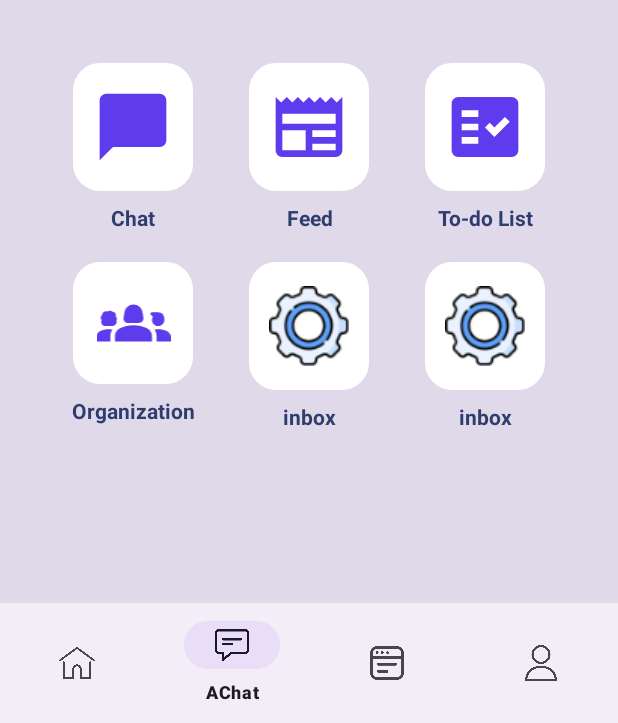
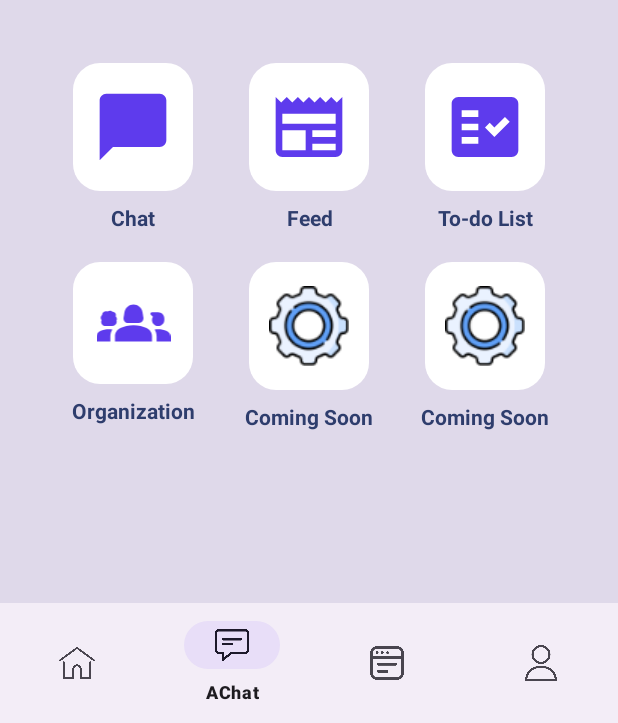
Before and after one commit to zaidanrafifsyauqi/AmazeeApp, an Android app: the fragment FragmentHome placed in its activity, on a phone screen of 412 x 824 dp, the part 513-1236 px from its top. Run offline under Robolectric (Android 15) with nearby library versions, the phone set to English and light mode, and no system bars; our stand-ins replace CircleImageView; libraries missing offline, so code that uses them is left out: com.denzcoskun.imageslider; plain views replace ImageSlider; pictures from the network do not load; 5 statements that could not run were skipped.

Commit message:
update comingsoon

```diff
--- a/app/src/main/res/layout/fragment_home.xml
+++ b/app/src/main/res/layout/fragment_home.xml
@@ -296,7 +296,7 @@
                             android:layout_width="match_parent"
                             android:layout_height="wrap_content"
                             android:layout_marginTop="8dp"
-                            android:text="inbox"
+                            android:text="Coming Soon"
                             android:textAlignment="center"
                             android:textColor="#2e3d6d"
                             android:textSize="14sp"
@@ -337,7 +337,7 @@
                             android:layout_width="match_parent"
                             android:layout_height="wrap_content"
                             android:layout_marginTop="8dp"
-                            android:text="inbox"
+                            android:text="Coming Soon"
                             android:textAlignment="center"
                             android:textColor="#2e3d6d"
                             android:textSize="14sp"
```
